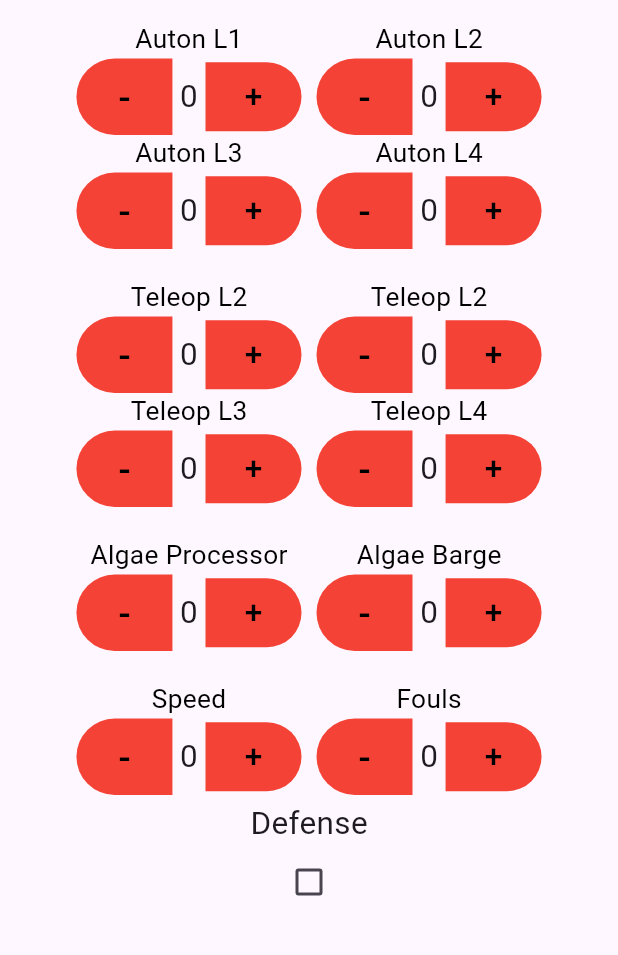
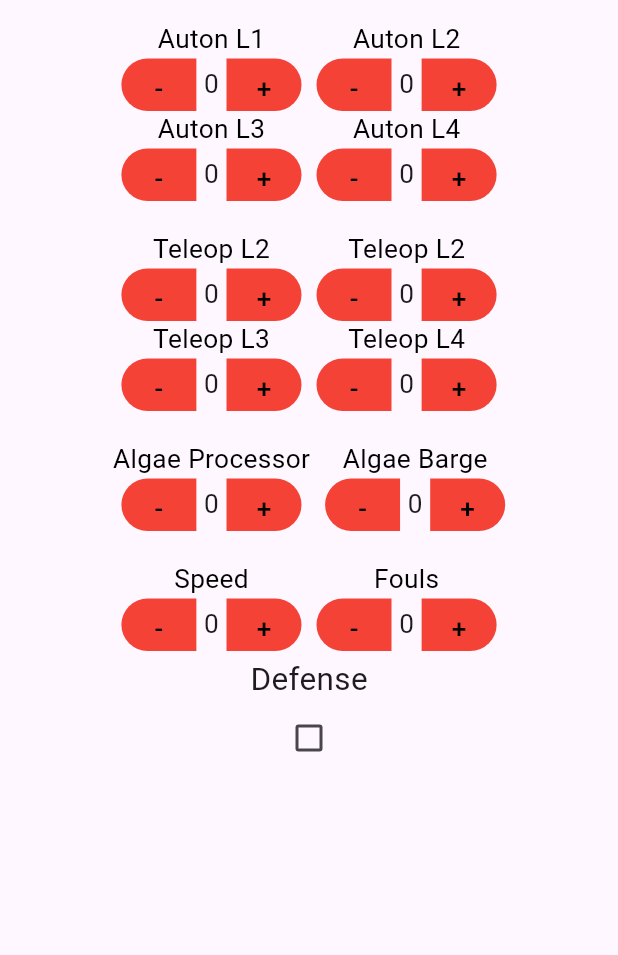
Before and after one commit to gwhs/BeakleVision, a Flutter app: the screen it shows after launch, on a phone screen of 412 x 824 dp, the part 63-1018 px from its top. Run offline on Flutter 3.47's test engine with Material 3 defaults, Android fonts, the light colour scheme and no system bars.

Commit message:
Smaller Icons

```diff
--- a/frontend/lib/counterwidget.dart
+++ b/frontend/lib/counterwidget.dart
@@ -15,7 +15,10 @@ int counter = 0;
 	return Row(
 	mainAxisAlignment: MainAxisAlignment.center,
 	children: [
-	TextButton(onPressed: (){
+	SizedBox(
+	width: 50,
+	height: 35,
+	child: TextButton(onPressed: (){
 	if (counter-- == 0) {
 		  counter = counter;}
 	else {
@@ -28,31 +31,34 @@ int counter = 0;
 	backgroundColor: Colors.red,
 	shape: RoundedRectangleBorder(
 	borderRadius: BorderRadiusGeometry.only(
-	bottomLeft: Radius.circular(100),
-	topLeft: Radius.circular(100)
+	bottomLeft: Radius.circular(25),
+	topLeft: Radius.circular(25)
 	),
 	)
 	),
 	child: Text(
 	"-",
-	textScaler: TextScaler.linear(1.75),
+	textScaler: TextScaler.linear(1.25),
 	style: TextStyle(color: Colors.black),
 	),
-	),
+	)),
 	Padding(padding: EdgeInsets.only(right: 5)),
 	Text(
 	"$counter",
-	textScaler: TextScaler.linear(1.5),
+	textScaler: TextScaler.linear(1.25),
 	),
 	Padding(padding: EdgeInsets.only(right: 5)),
-	TextButton(onPressed: (){
+	SizedBox(
+	width: 50,
+	height: 35,
+	child: TextButton(onPressed: (){
 	setState(() {
 		  counter++;
 		});
 	},
 	child: Text(
 	"+",
-	textScaler: TextScaler.linear(1.5),
+	textScaler: TextScaler.linear(1.25),
 	style: TextStyle(color: Colors.black),
 	),
 	style: TextButton.styleFrom(
@@ -65,9 +71,10 @@ int counter = 0;
 	)
 	),
 	)
+	)
 	],
 	);
-  }
+	}
 
   int getcount() {
   return counter;
```
